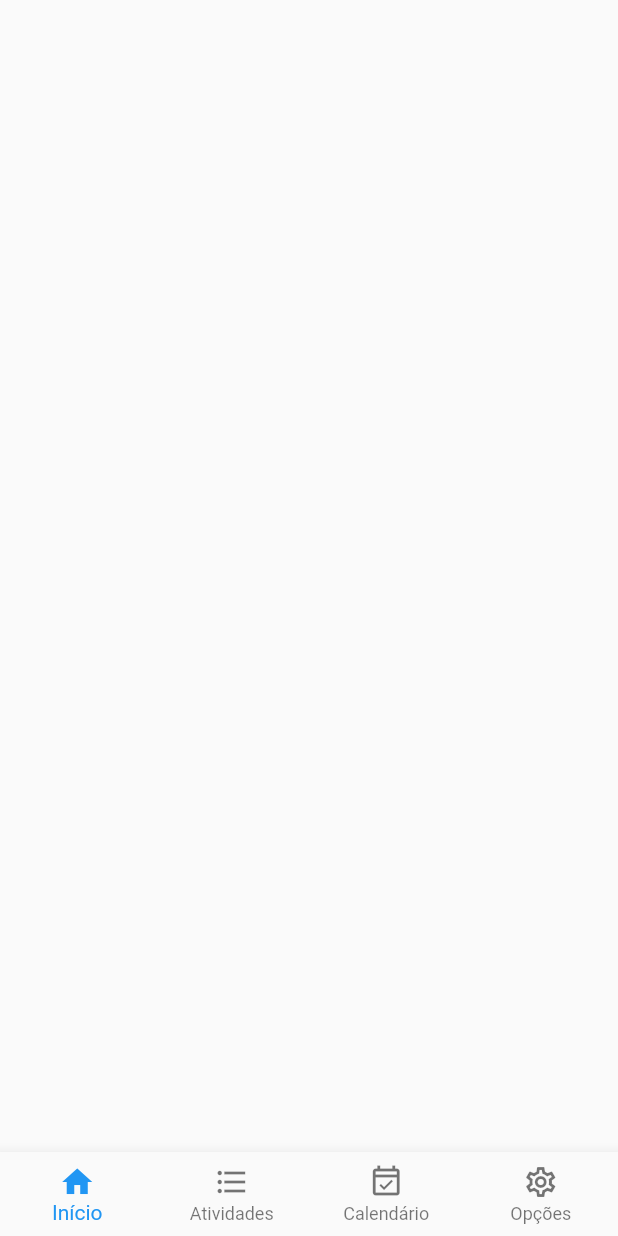
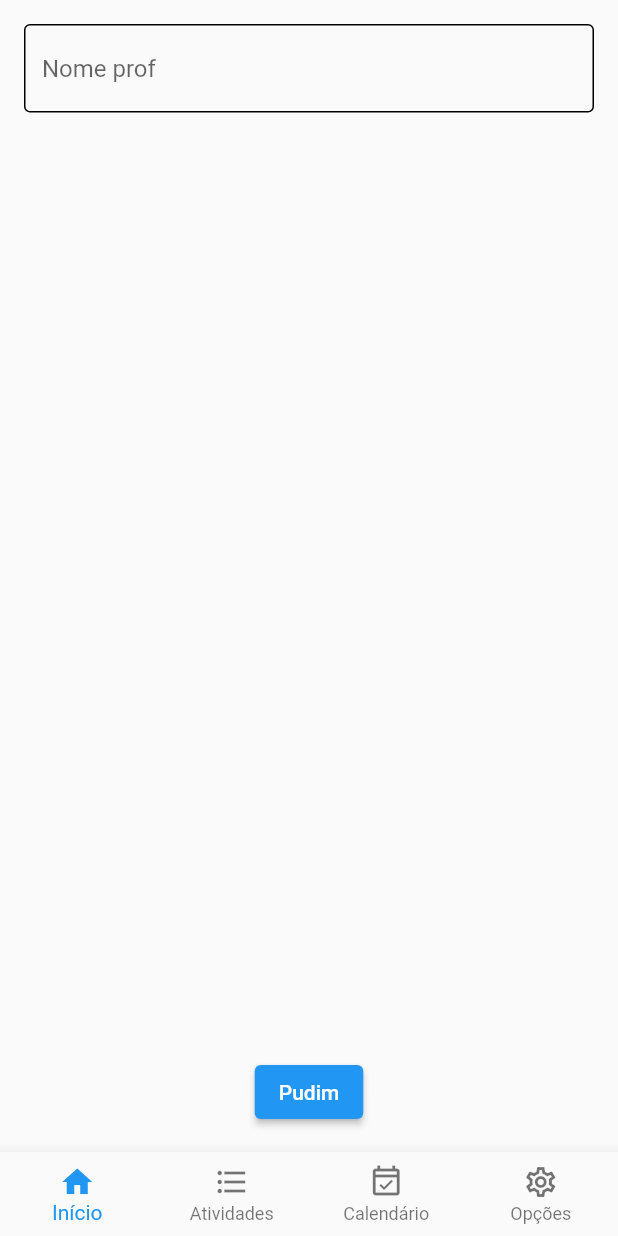
Before and after one commit to habibasseiss/school_planner, a Flutter app: the screen it shows after launch, swiped to page 3, on a phone screen of 412 x 824 dp. Run offline on Flutter 3.47's test engine with Material 2 defaults, Android fonts, the phone set to English and light mode, and no system bars; our stand-ins replace flutter_svg.

Commit message:
estudo, criação de formulario e componentização

```diff
--- /dev/null
+++ b/lib/src/form/teacher_form.dart
@@ -0,0 +1,58 @@
+import 'package:flutter/material.dart';
+import 'package:provider/provider.dart';
+
+class TeacherForm extends StatefulWidget {
+  const TeacherForm({Key? key}) : super(key: key);
+
+  @override
+  State<TeacherForm> createState() => _TeacherFormState();
+}
+
+class _TeacherFormState extends State<TeacherForm> {
+  final nameController = TextEditingController();
+  @override
+  void dispose() {
+    nameController.dispose();
+    super.dispose();
+  }
+
+  @override
+  Widget build(BuildContext context) {
+    return GestureDetector(
+      child: SafeArea(
+        child: Padding(
+          padding: const EdgeInsets.all(16),
+          child: Form(
+            child: Column(
+              mainAxisAlignment: MainAxisAlignment.start,
+              children: [
+                const MyTextForm(
+                  nome: "Nome prof",
+                ),
+                const Spacer(),
+                ElevatedButton(onPressed: () {}, child: const Text("Pudim"))
+              ],
+            ),
+          ),
+        ),
+      ),
+    );
+  }
+}
+
+class MyTextForm extends StatelessWidget {
+  final String? nome;
+  final Function? error;
+  const MyTextForm({Key? key, @required this.nome, this.error})
+      : super(key: key);
+
+  @override
+  Widget build(BuildContext context) {
+    return TextFormField(
+      decoration: InputDecoration(
+          enabledBorder: const OutlineInputBorder(),
+          hintText: '$nome',
+          border: const OutlineInputBorder()),
+    );
+  }
+}
--- a/lib/src/navigation/navigation_tabs.dart
+++ b/lib/src/navigation/navigation_tabs.dart
@@ -1,4 +1,5 @@
 import 'package:flutter/material.dart';
+import 'package:school_planner/src/form/teacher_form.dart';
 import 'package:school_planner/src/home/home_view.dart';
 import 'package:school_planner/src/navigation/base_navigator.dart';
 import 'package:school_planner/src/sample_feature/Tasks_details_view.dart';
@@ -59,7 +60,7 @@ class NavigationTabs {
           return MaterialPageRoute<void>(
             settings: routeSettings,
             builder: (BuildContext context) {
-              return Container();
+              return const TeacherForm();
             },
           );
         },
```
